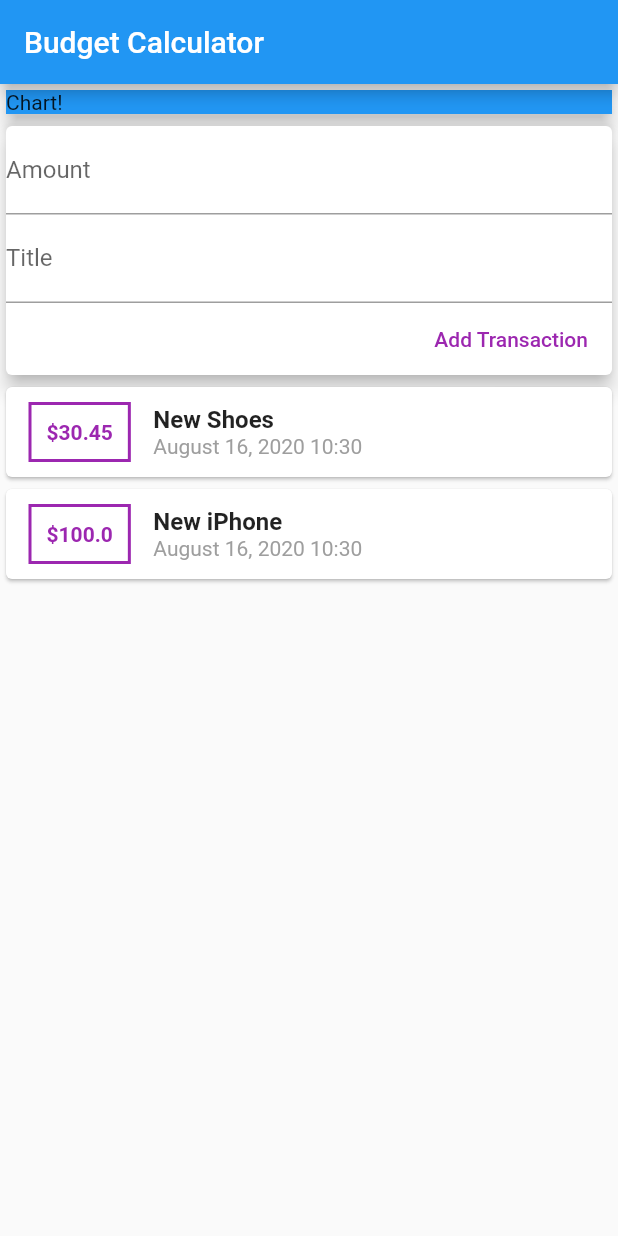
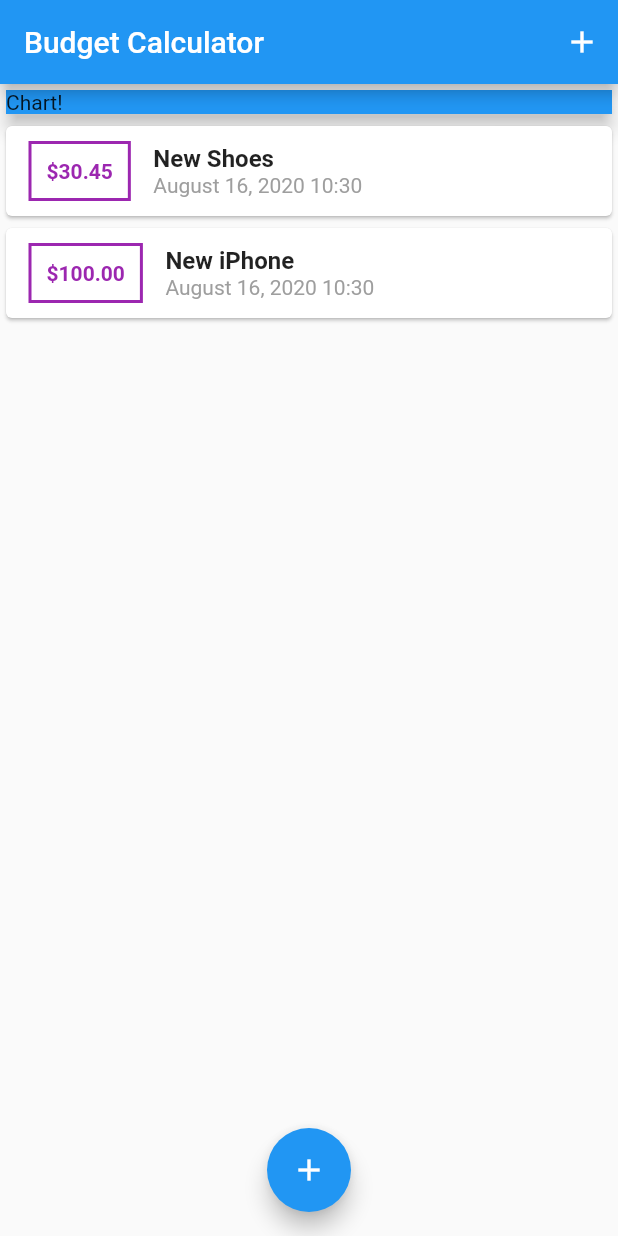
Before and after one commit to BoevMaksim/budget_calculator, a Flutter app: the screen it shows after launch, on a phone screen of 412 x 824 dp. Run offline on Flutter 3.47's test engine with Material 2 defaults, Android fonts, the phone set to English and light mode, and no system bars.

Commit message:
Refactoring code main.dart file. Add showModalBottomSheet function

```diff
--- a/lib/main.dart
+++ b/lib/main.dart
@@ -1,5 +1,9 @@
 import 'package:flutter/material.dart';
-import './widgets/user_transactios.dart';
+
+import './models/transaction.dart';
+import './widgets/transaction_list.dart';
+import './widgets/new_transaction.dart';
+import './widgets/transaction_list.dart';
 
 void main() {
   runApp(MyApp());
@@ -9,18 +13,63 @@ class MyApp extends StatelessWidget {
   @override
   Widget build(BuildContext context) {
     return MaterialApp(
-      title: 'Flutter Demo',
       home: MyHomePage(),
     );
   }
 }
 
-class MyHomePage extends StatelessWidget {
+class MyHomePage extends StatefulWidget {
+
+  @override
+  _MyHomePageState createState() => _MyHomePageState();
+}
+
+class _MyHomePageState extends State<MyHomePage> {
+
+  final List<Transaction> _userTransactions = [
+    Transaction(
+      id: 't1',
+      amount: 30.45,
+      date: DateTime.now(),
+      title: 'New Shoes',
+    ),
+    Transaction(
+      id: 't2',
+      amount: 100.00,
+      date: DateTime.now(),
+      title: 'New iPhone',
+    )
+  ];
+  void _addNewTransaction(String inputTitle, double inputAmount) {
+    final newTx = Transaction(
+      amount: inputAmount,
+      date: DateTime.now(),
+      id: DateTime.now().toString(),
+      title: inputTitle,
+    );
+
+    setState(() {
+      _userTransactions.add(newTx);
+    });
+  }
+
+void _startAddNewTransaction (BuildContext ctx){
+  showModalBottomSheet(context: ctx, builder: (_){
+return NewTransaction(_addNewTransaction);
+  });
+}
+
   @override
   Widget build(BuildContext context) {
     return Scaffold(
       appBar: AppBar(
         title: Text('Budget Calculator'),
+        actions: <Widget>[
+          IconButton(
+            icon: Icon(Icons.add),
+            onPressed: () => _startAddNewTransaction(context),
+          ),
+        ],
       ),
       body: SingleChildScrollView(
         child: Column(
@@ -37,9 +86,14 @@ class MyHomePage extends StatelessWidget {
                 elevation: 5,
               ),
             ),
-            UserTransactions(),
+            TransactionList(_userTransactions),
           ],
         ),
+      ),
+      floatingActionButtonLocation: FloatingActionButtonLocation.centerFloat,
+      floatingActionButton: FloatingActionButton(
+        child: Icon(Icons.add),
+        onPressed: () => _startAddNewTransaction(context),
       ),
     );
   }
--- a/lib/widgets/transaction_list.dart
+++ b/lib/widgets/transaction_list.dart
@@ -30,7 +30,7 @@ class TransactionList extends StatelessWidget {
                   ),
                   padding: EdgeInsets.all(10),
                   child: Text(
-                    '\$${transactions[index].amount}',
+                    '\$${transactions[index].amount.toStringAsFixed(2)}',
                     style: TextStyle(
                       fontWeight: FontWeight.bold,
                       color: Colors.purple,
--- a/lib/widgets/user_transactios.dart
+++ /dev/null
@@ -1,49 +0,0 @@
-import 'package:flutter/material.dart';
-
-import './new_transaction.dart';
-import './transaction_list.dart';
-import '../models/transaction.dart';
-
-class UserTransactions extends StatefulWidget {
-  @override
-  _UserTransactionsState createState() => _UserTransactionsState();
-}
-
-class _UserTransactionsState extends State<UserTransactions> {
-  final List<Transaction> _userTransactions = [
-    Transaction(
-      id: 't1',
-      amount: 30.45,
-      date: DateTime.now(),
-      title: 'New Shoes',
-    ),
-    Transaction(
-      id: 't2',
-      amount: 100.00,
-      date: DateTime.now(),
-      title: 'New iPhone',
-    )
-  ];
-  void _addNewTransaction(String inputTitle, double inputAmount) {
-    final newTx = Transaction(
-      amount: inputAmount,
-      date: DateTime.now(),
-      id: DateTime.now().toString(),
-      title: inputTitle,
-    );
-
-    setState(() {
-      _userTransactions.add(newTx);
-    });
-  }
-
-  @override
-  Widget build(BuildContext context) {
-    return Column(
-      children: <Widget>[
-        NewTransaction(_addNewTransaction),
-        TransactionList(_userTransactions),
-      ],
-    );
-  }
-}
```
Also changed, not shown: lib/widgets/new_transaction.dart (+30 -13 lines).
